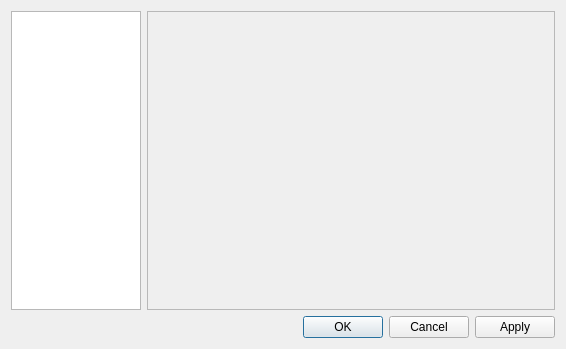
Old version of the form src/GUI/settingsdialog.ui in the repository denix56/Apertium-GP.
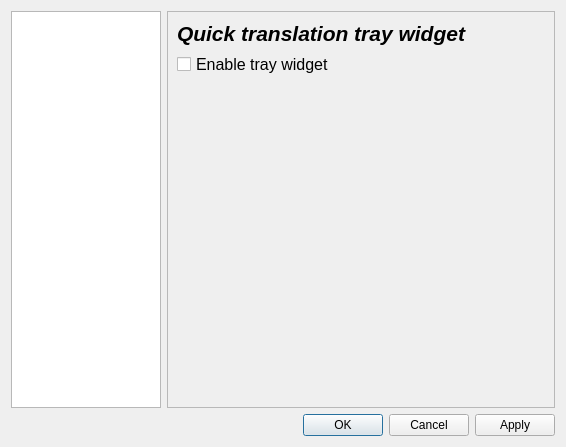
New version of the form. The open tabs and pages were chosen to show the change.

Commit message: added windows tray widget, bug fixes

The edit to the form file:
```diff
--- a/src/GUI/settingsdialog.ui
+++ b/src/GUI/settingsdialog.ui
@@ -7,7 +7,7 @@
     <x>0</x>
     <y>0</y>
     <width>566</width>
-    <height>349</height>
+    <height>447</height>
    </rect>
   </property>
   <property name="sizePolicy">
@@ -37,10 +37,16 @@
      </property>
      <property name="maximumSize">
       <size>
-       <width>130</width>
+       <width>150</width>
        <height>16777215</height>
       </size>
      </property>
+     <property name="isWrapping" stdset="0">
+      <bool>false</bool>
+     </property>
+     <property name="wordWrap">
+      <bool>true</bool>
+     </property>
     </widget>
    </item>
    <item row="0" column="1">
@@ -129,7 +135,85 @@
        </item>
       </layout>
      </widget>
-     <widget class="QWidget" name="page_2"/>
+     <widget class="QWidget" name="page_2">
+      <layout class="QGridLayout" name="gridLayout_5">
+       <item row="0" column="0">
+        <layout class="QGridLayout" name="gridLayout_4">
+         <item row="3" column="0">
+          <spacer name="verticalSpacer_3">
+           <property name="orientation">
+            <enum>Qt::Vertical</enum>
+           </property>
+           <property name="sizeType">
+            <enum>QSizePolicy::Expanding</enum>
+           </property>
+           <property name="sizeHint" stdset="0">
+            <size>
+             <width>20</width>
+             <height>40</height>
+            </size>
+           </property>
+          </spacer>
+         </item>
+         <item row="0" column="0">
+          <widget class="QLabel" name="TrayLabel">
+           <property name="sizePolicy">
+            <sizepolicy hsizetype="Preferred" vsizetype="Preferred">
+             <horstretch>0</horstretch>
+             <verstretch>0</verstretch>
+            </sizepolicy>
+           </property>
+           <property name="font">
+            <font>
+             <stylestrategy>PreferDefault</stylestrategy>
+            </font>
+           </property>
+           <property name="text">
+            <string>&lt;html&gt;&lt;head/&gt;&lt;body&gt;&lt;p&gt;&lt;span style=&quot; font-size:16pt; font-weight:600; font-style:italic;&quot;&gt;Quick translation tray widget&lt;/span&gt;&lt;/p&gt;&lt;/body&gt;&lt;/html&gt;</string>
+           </property>
+           <property name="alignment">
+            <set>Qt::AlignLeading|Qt::AlignLeft|Qt::AlignVCenter</set>
+           </property>
+           <property name="wordWrap">
+            <bool>true</bool>
+           </property>
+          </widget>
+         </item>
+         <item row="1" column="0">
+          <widget class="QCheckBox" name="enableTrayWidget">
+           <property name="font">
+            <font>
+             <pointsize>12</pointsize>
+            </font>
+           </property>
+           <property name="text">
+            <string>Enable tray widget</string>
+           </property>
+           <property name="tristate">
+            <bool>false</bool>
+           </property>
+          </widget>
+         </item>
+        </layout>
+       </item>
+       <item row="0" column="1">
+        <spacer name="horizontalSpacer">
+         <property name="orientation">
+          <enum>Qt::Horizontal</enum>
+         </property>
+         <property name="sizeType">
+          <enum>QSizePolicy::Preferred</enum>
+         </property>
+         <property name="sizeHint" stdset="0">
+          <size>
+           <width>40</width>
+           <height>20</height>
+          </size>
+         </property>
+        </spacer>
+       </item>
+      </layout>
+     </widget>
     </widget>
    </item>
   </layout>
```
Left out of the diff: 6 changed lines with no effect on the pictures. The commit also changes 16 other files.
